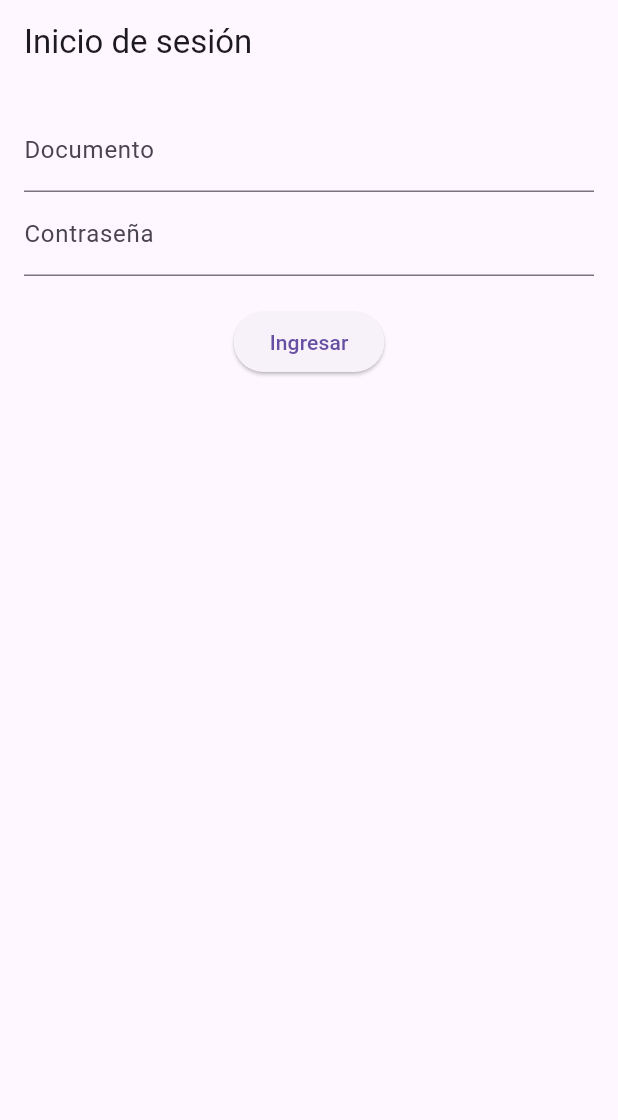
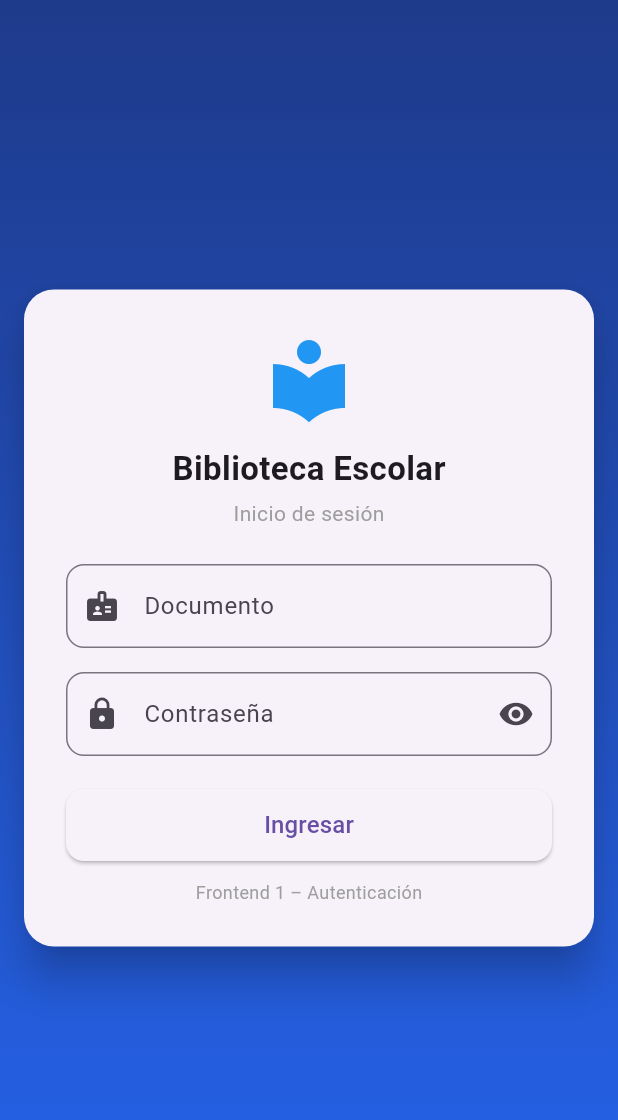
Before and after one commit to EstebanBenavides12/fronted_1, a Flutter app: the screen it shows after launch, on a phone screen of 412 x 824 dp. Shown: the top 1120 px of the screen. Run offline on Flutter 3.47's test engine with Material 3 defaults, Android fonts, the phone set to English and light mode, and no system bars; our stand-ins replace flutter_secure_storage.

Commit message:
Actualiza login y servicio de autenticación

```diff
--- a/lib/screens/login_screen.dart
+++ b/lib/screens/login_screen.dart
@@ -14,57 +14,172 @@ class _LoginScreenState extends State<LoginScreen> {
   final _documentoController = TextEditingController();
   final _passwordController = TextEditingController();
   bool _loading = false;
+  bool _obscure = true;
+
+  @override
+  void dispose() {
+    _documentoController.dispose();
+    _passwordController.dispose();
+    super.dispose();
+  }
 
   Future<void> _login() async {
+    final documento = _documentoController.text.trim();
+    final password = _passwordController.text.trim();
+
+    if (documento.isEmpty || password.isEmpty) {
+      ScaffoldMessenger.of(context).showSnackBar(
+        const SnackBar(content: Text('Ingrese documento y contraseña')),
+      );
+      return;
+    }
+
     setState(() => _loading = true);
 
     try {
-      final result = await AuthService.login(
-        _documentoController.text,
-        _passwordController.text,
-      );
+      final result = await AuthService.login(documento, password);
 
-      await SecureStorage.saveToken(result['token']);
+        final token = result['token']?.toString();
+
+      if (token == null || token.isEmpty) {
+        throw Exception('Token no recibido');
+      }
+
+      await SecureStorage.saveToken(token);
+
       if (!mounted) return;
       Navigator.pushReplacement(
         context,
         MaterialPageRoute(builder: (_) => const HomeScreen()),
       );
     } catch (e) {
-      if (mounted) {
       ScaffoldMessenger.of(context).showSnackBar(
-          const SnackBar(content: Text('Error al iniciar sesión')),
+        SnackBar(content: Text('Error: ${e.toString()}')),
       );
+    } finally {
+      if (mounted) setState(() => _loading = false);
     }
-    }
-    if (mounted) setState(() => _loading = false);
   }
 
   @override
   Widget build(BuildContext context) {
     return Scaffold(
-      appBar: AppBar(title: const Text('Inicio de sesión')),
-      body: Padding(
-        padding: const EdgeInsets.all(16),
+      body: Container(
+        width: double.infinity,
+        decoration: const BoxDecoration(
+          gradient: LinearGradient(
+            colors: [Color(0xFF1E3A8A), Color(0xFF2563EB)],
+            begin: Alignment.topCenter,
+            end: Alignment.bottomCenter,
+          ),
+        ),
+        child: Center(
+          child: Card(
+            elevation: 12,
+            shape:
+                RoundedRectangleBorder(borderRadius: BorderRadius.circular(20)),
+            child: Container(
+              width: 380,
+              padding: const EdgeInsets.all(28),
               child: Column(
+                mainAxisSize: MainAxisSize.min,
                 children: [
+
+                  const Icon(Icons.local_library,
+                      size: 64, color: Colors.blue),
+
+                  const SizedBox(height: 12),
+
+                  const Text(
+                    "Biblioteca Escolar",
+                    style: TextStyle(
+                      fontSize: 22,
+                      fontWeight: FontWeight.bold,
+                    ),
+                  ),
+
+                  const SizedBox(height: 4),
+
+                  const Text(
+                    "Inicio de sesión",
+                    style: TextStyle(color: Colors.grey),
+                  ),
+
+                  const SizedBox(height: 24),
+
                   TextField(
                     controller: _documentoController,
-              decoration: const InputDecoration(labelText: 'Documento'),
+                    keyboardType: TextInputType.number,
+                    decoration: InputDecoration(
+                      labelText: "Documento",
+                      prefixIcon: const Icon(Icons.badge),
+                      border: OutlineInputBorder(
+                        borderRadius: BorderRadius.circular(12),
                       ),
+                    ),
+                  ),
+
+                  const SizedBox(height: 16),
+
                   TextField(
                     controller: _passwordController,
-              decoration: const InputDecoration(labelText: 'Contraseña'),
-              obscureText: true,
+                    obscureText: _obscure,
+                    textInputAction: TextInputAction.done,
+                    onSubmitted: (_) => _loading ? null : _login(),
+                    decoration: InputDecoration(
+                      labelText: "Contraseña",
+                      prefixIcon: const Icon(Icons.lock),
+                      suffixIcon: IconButton(
+                        icon: Icon(_obscure
+                            ? Icons.visibility
+                            : Icons.visibility_off),
+                        onPressed: () =>
+                            setState(() => _obscure = !_obscure),
                       ),
-            const SizedBox(height: 20),
-            _loading
-                ? const CircularProgressIndicator()
-                : ElevatedButton(
-                    onPressed: _login,
-                    child: const Text('Ingresar'),
+                      border: OutlineInputBorder(
+                        borderRadius: BorderRadius.circular(12),
+                      ),
+                    ),
+                  ),
+
+                  const SizedBox(height: 22),
+
+                  SizedBox(
+                    width: double.infinity,
+                    height: 48,
+                    child: ElevatedButton(
+                      onPressed: _loading ? null : _login,
+                      style: ElevatedButton.styleFrom(
+                        shape: RoundedRectangleBorder(
+                          borderRadius: BorderRadius.circular(12),
+                        ),
+                      ),
+                      child: _loading
+                          ? const SizedBox(
+                              width: 24,
+                              height: 24,
+                              child: CircularProgressIndicator(
+                                strokeWidth: 2,
+                                color: Colors.white,
+                              ),
+                            )
+                          : const Text(
+                              "Ingresar",
+                              style: TextStyle(fontSize: 16),
+                            ),
+                    ),
+                  ),
+
+                  const SizedBox(height: 12),
+
+                  const Text(
+                    "Frontend 1 – Autenticación",
+                    style: TextStyle(fontSize: 12, color: Colors.grey),
                   ),
                 ],
+              ),
+            ),
+          ),
         ),
       ),
     );
--- a/lib/services/auth_services.dart
+++ b/lib/services/auth_services.dart
@@ -2,7 +2,8 @@ import 'dart:convert';
 import 'package:http/http.dart' as http;
 
 class AuthService {
-  static const String baseUrl = 'http://TU_IP:3000'; // backend
+  static const String baseUrl = 'http://localhost:3000';
+
 
   static Future<Map<String, dynamic>> login(
       String documento, String password) async {
```
Lines whose indentation alone changed are shown as unchanged.
